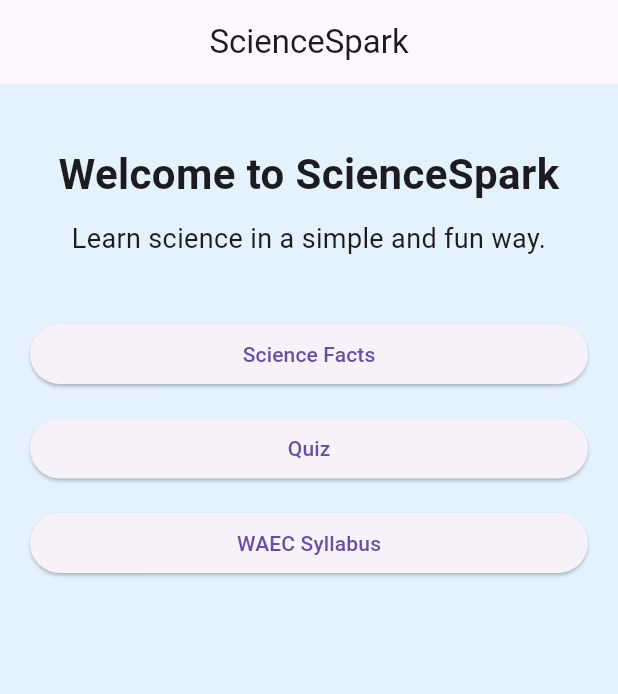
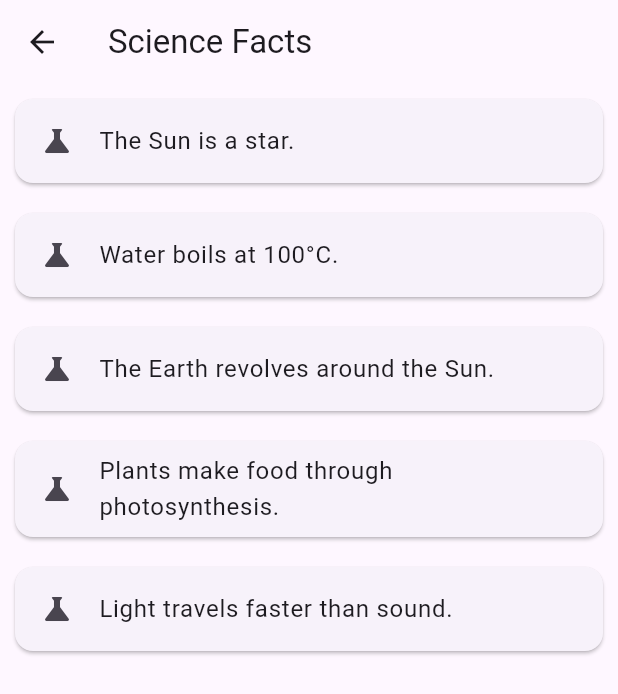
Before and after one commit to Thywill10/sciencespark-, a Flutter app: the screen it shows after launch, after a tap on "Science Facts", on a phone screen of 412 x 824 dp. Shown: the top 694 px of the screen. Run offline on Flutter 3.47's test engine with Material 3 defaults, Android fonts, the phone set to English and light mode, and no system bars.

Commit message:
Added Science Facts screen

```diff
--- /dev/null
+++ b/lib/screens/facts_screen.dart
@@ -0,0 +1,34 @@
+import 'package:flutter/material.dart';
+
+class FactsScreen extends StatelessWidget {
+  const FactsScreen({super.key});
+
+  @override
+  Widget build(BuildContext context) {
+    final facts = [
+      "The Sun is a star.",
+      "Water boils at 100°C.",
+      "The Earth revolves around the Sun.",
+      "Plants make food through photosynthesis.",
+      "Light travels faster than sound.",
+    ];
+
+    return Scaffold(
+      appBar: AppBar(
+        title: const Text("Science Facts"),
+      ),
+      body: ListView.builder(
+        itemCount: facts.length,
+        itemBuilder: (context, index) {
+          return Card(
+            margin: const EdgeInsets.all(10),
+            child: ListTile(
+              leading: const Icon(Icons.science),
+              title: Text(facts[index]),
+            ),
+          );
+        },
+      ),
+    );
+  }
+}
--- a/lib/screens/home_screen.dart
+++ b/lib/screens/home_screen.dart
@@ -1,4 +1,5 @@
 import 'package:flutter/material.dart';
+import 'facts_screen.dart';
 
 class HomeScreen extends StatelessWidget {
   const HomeScreen({super.key});
@@ -17,6 +18,7 @@ class HomeScreen extends StatelessWidget {
           crossAxisAlignment: CrossAxisAlignment.stretch,
           children: [
             const SizedBox(height: 20),
+
             const Text(
               "Welcome to ScienceSpark",
               textAlign: TextAlign.center,
@@ -25,23 +27,38 @@ class HomeScreen extends StatelessWidget {
                 fontWeight: FontWeight.bold,
               ),
             ),
+
             const SizedBox(height: 10),
+
             const Text(
               "Learn science in a simple and fun way.",
               textAlign: TextAlign.center,
               style: TextStyle(fontSize: 18),
             ),
+
             const SizedBox(height: 40),
+
             ElevatedButton(
-              onPressed: () {},
+              onPressed: () {
+                Navigator.push(
+                  context,
+                  MaterialPageRoute(
+                    builder: (context) => const FactsScreen(),
+                  ),
+                );
+              },
               child: const Text("Science Facts"),
             ),
+
             const SizedBox(height: 15),
+
             ElevatedButton(
               onPressed: () {},
               child: const Text("Quiz"),
             ),
+
             const SizedBox(height: 15),
+
             ElevatedButton(
               onPressed: () {},
               child: const Text("WAEC Syllabus"),
```
